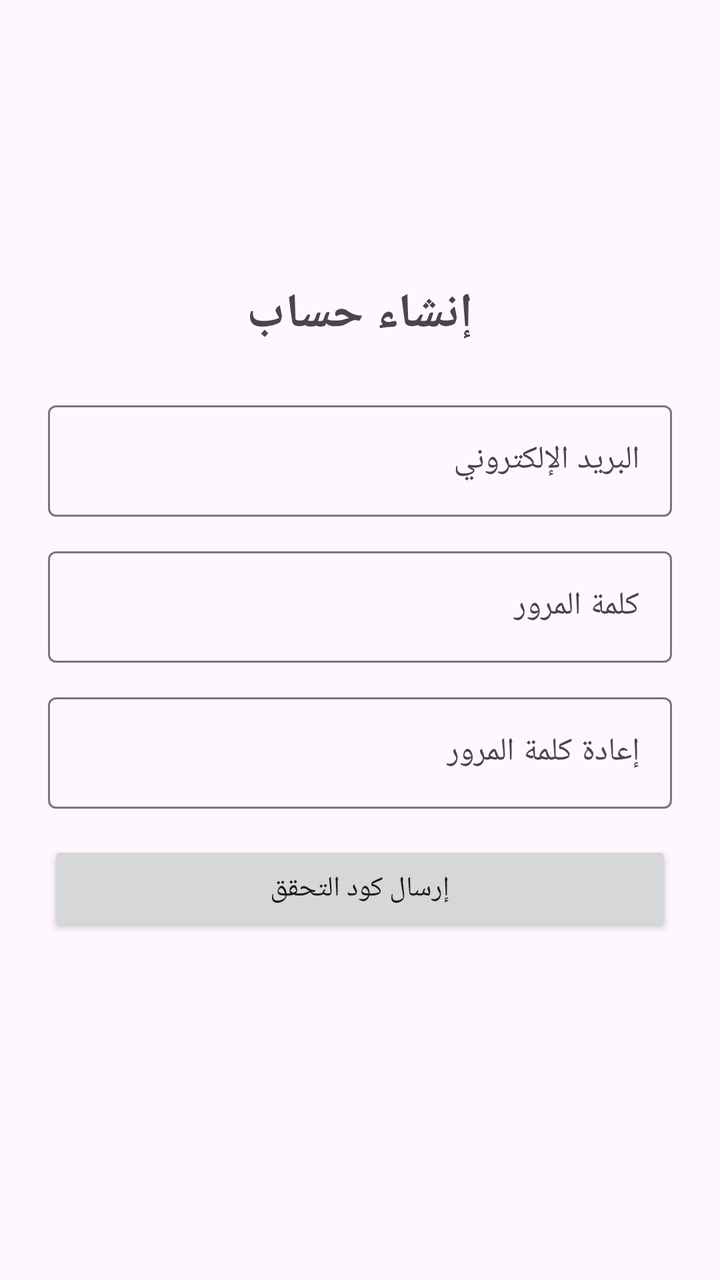
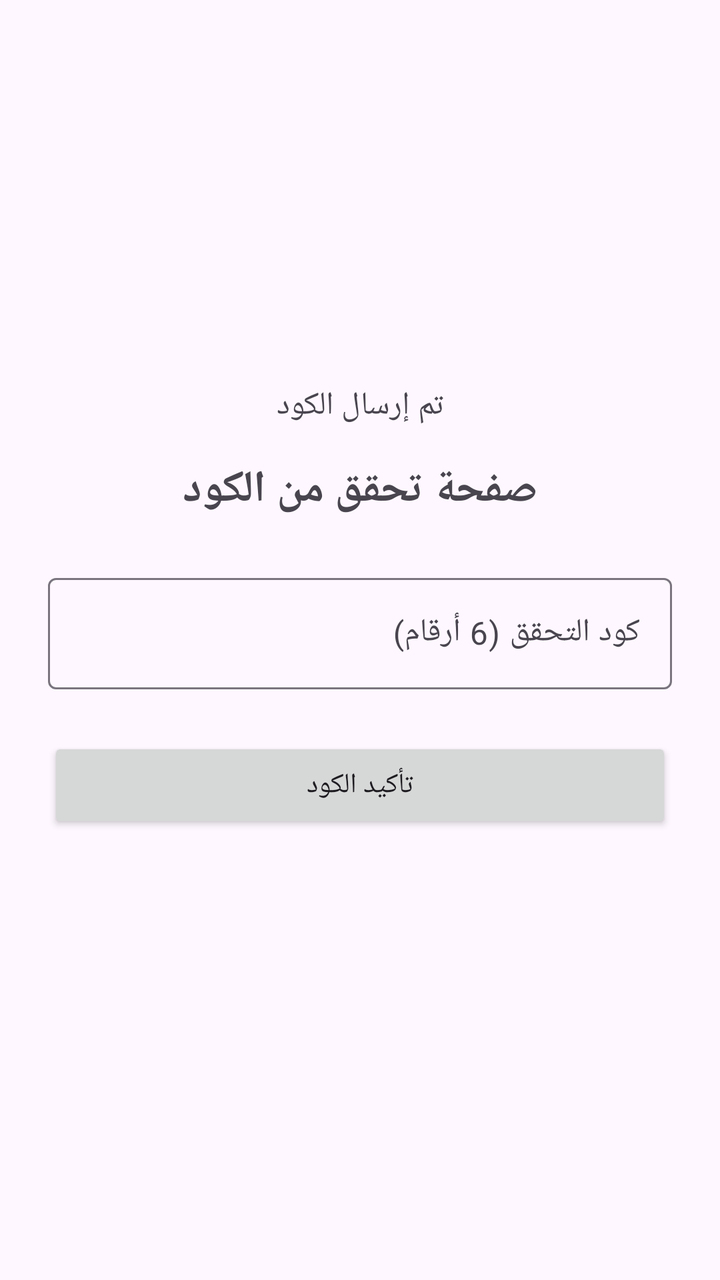

Two renders of the same Android screen: before a commit and after it. Below are the layout's source before the change and the commit's diff.
<!-- AndroidManifest.xml: application theme Theme.Reviews8 -->
<!-- res/layout/activity_register.xml -->
<?xml version="1.0" encoding="utf-8"?>
<LinearLayout xmlns:android="http://schemas.android.com/apk/res/android"
    android:layout_width="match_parent" android:layout_height="match_parent"
    android:orientation="vertical" android:padding="24dp" android:gravity="center">
    <TextView android:layout_width="wrap_content" android:layout_height="wrap_content" android:text="إنشاء حساب" android:textSize="24sp" android:textStyle="bold" android:layout_marginBottom="24dp"/>
    <com.google.android.material.textfield.TextInputLayout android:layout_width="match_parent" android:layout_height="wrap_content" android:hint="البريد الإلكتروني">
        <com.google.android.material.textfield.TextInputEditText android:id="@+id/etEmailReg" android:layout_width="match_parent" android:layout_height="wrap_content" android:inputType="textEmailAddress"/>
    </com.google.android.material.textfield.TextInputLayout>
    <com.google.android.material.textfield.TextInputLayout android:layout_width="match_parent" android:layout_height="wrap_content" android:hint="كلمة المرور" android:layout_marginTop="12dp">
        <com.google.android.material.textfield.TextInputEditText android:id="@+id/etPassReg" android:layout_width="match_parent" android:layout_height="wrap_content" android:inputType="textPassword"/>
    </com.google.android.material.textfield.TextInputLayout>
    <com.google.android.material.textfield.TextInputLayout android:layout_width="match_parent" android:layout_height="wrap_content" android:hint="إعادة كلمة المرور" android:layout_marginTop="12dp">
        <com.google.android.material.textfield.TextInputEditText android:id="@+id/etConfirmPassReg" android:layout_width="match_parent" android:layout_height="wrap_content" android:inputType="textPassword"/>
    </com.google.android.material.textfield.TextInputLayout>
    <Button android:id="@+id/btnSendCodeReg" android:layout_width="match_parent" android:layout_height="wrap_content" android:text="إرسال كود التحقق" android:layout_marginTop="16dp"/>
    <TextView android:id="@+id/tvResultReg" android:layout_width="match_parent" android:layout_height="wrap_content" android:layout_marginTop="12dp" android:textColor="#D32F2F"/>
</LinearLayout>
<!-- resources referenced by this layout -->
<resources>
  <style name="Theme.Reviews8" parent="Theme.Material3.DayNight" />
</resources>

<!-- the commit's change to res/layout/activity_register.xml (unified diff, before → after) -->
@@ -2,16 +2,17 @@
 <LinearLayout xmlns:android="http://schemas.android.com/apk/res/android"
     android:layout_width="match_parent" android:layout_height="match_parent"
     android:orientation="vertical" android:padding="24dp" android:gravity="center">
-    <TextView android:layout_width="wrap_content" android:layout_height="wrap_content" android:text="إنشاء حساب" android:textSize="24sp" android:textStyle="bold" android:layout_marginBottom="24dp"/>
-    <com.google.android.material.textfield.TextInputLayout android:layout_width="match_parent" android:layout_height="wrap_content" android:hint="البريد الإلكتروني">
-        <com.google.android.material.textfield.TextInputEditText android:id="@+id/etEmailReg" android:layout_width="match_parent" android:layout_height="wrap_content" android:inputType="textEmailAddress"/>
+    <TextView android:id="@+id/tvEmailShow" android:layout_width="wrap_content" android:layout_height="wrap_content" android:text="تم إرسال الكود" android:textSize="16sp" android:layout_marginBottom="16dp"/>
+    <TextView android:layout_width="wrap_content" android:layout_height="wrap_content" android:text="صفحة تحقق من الكود" android:textSize="22sp" android:textStyle="bold" android:layout_marginBottom="24dp"/>
+    <com.google.android.material.textfield.TextInputLayout android:layout_width="match_parent" android:layout_height="wrap_content" android:hint="كود التحقق (6 أرقام)">
+        <com.google.android.material.textfield.TextInputEditText android:id="@+id/etCodeVerify" android:layout_width="match_parent" android:layout_height="wrap_content" android:inputType="number" android:maxLength="6"/>
     </com.google.android.material.textfield.TextInputLayout>
-    <com.google.android.material.textfield.TextInputLayout android:layout_width="match_parent" android:layout_height="wrap_content" android:hint="كلمة المرور" android:layout_marginTop="12dp">
-        <com.google.android.material.textfield.TextInputEditText android:id="@+id/etPassReg" android:layout_width="match_parent" android:layout_height="wrap_content" android:inputType="textPassword"/>
+    <com.google.android.material.textfield.TextInputLayout android:id="@+id/layoutNewPass" android:layout_width="match_parent" android:layout_height="wrap_content" android:hint="كلمة المرور الجديدة" android:layout_marginTop="12dp" android:visibility="gone">
+        <com.google.android.material.textfield.TextInputEditText android:id="@+id/etNewPassVerify" android:layout_width="match_parent" android:layout_height="wrap_content" android:inputType="textPassword"/>
     </com.google.android.material.textfield.TextInputLayout>
-    <com.google.android.material.textfield.TextInputLayout android:layout_width="match_parent" android:layout_height="wrap_content" android:hint="إعادة كلمة المرور" android:layout_marginTop="12dp">
-        <com.google.android.material.textfield.TextInputEditText android:id="@+id/etConfirmPassReg" android:layout_width="match_parent" android:layout_height="wrap_content" android:inputType="textPassword"/>
+    <com.google.android.material.textfield.TextInputLayout android:id="@+id/layoutConfirmNewPass" android:layout_width="match_parent" android:layout_height="wrap_content" android:hint="إعادة كلمة المرور الجديدة" android:layout_marginTop="12dp" android:visibility="gone">
+        <com.google.android.material.textfield.TextInputEditText android:id="@+id/etConfirmNewPassVerify" android:layout_width="match_parent" android:layout_height="wrap_content" android:inputType="textPassword"/>
     </com.google.android.material.textfield.TextInputLayout>
-    <Button android:id="@+id/btnSendCodeReg" android:layout_width="match_parent" android:layout_height="wrap_content" android:text="إرسال كود التحقق" android:layout_marginTop="16dp"/>
-    <TextView android:id="@+id/tvResultReg" android:layout_width="match_parent" android:layout_height="wrap_content" android:layout_marginTop="12dp" android:textColor="#D32F2F"/>
+    <Button android:id="@+id/btnVerify" android:layout_width="match_parent" android:layout_height="wrap_content" android:text="تأكيد الكود" android:layout_marginTop="24dp"/>
+    <TextView android:id="@+id/tvResultVerify" android:layout_width="match_parent" android:layout_height="wrap_content" android:layout_marginTop="12dp" android:textColor="#D32F2F"/>
 </LinearLayout>
